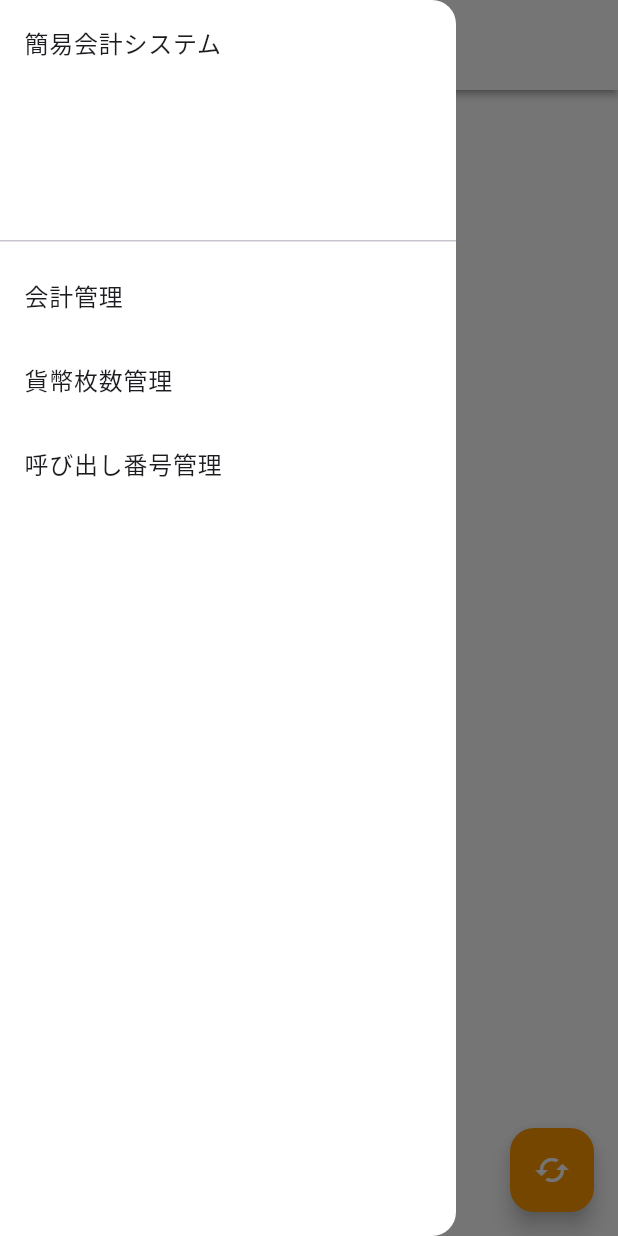
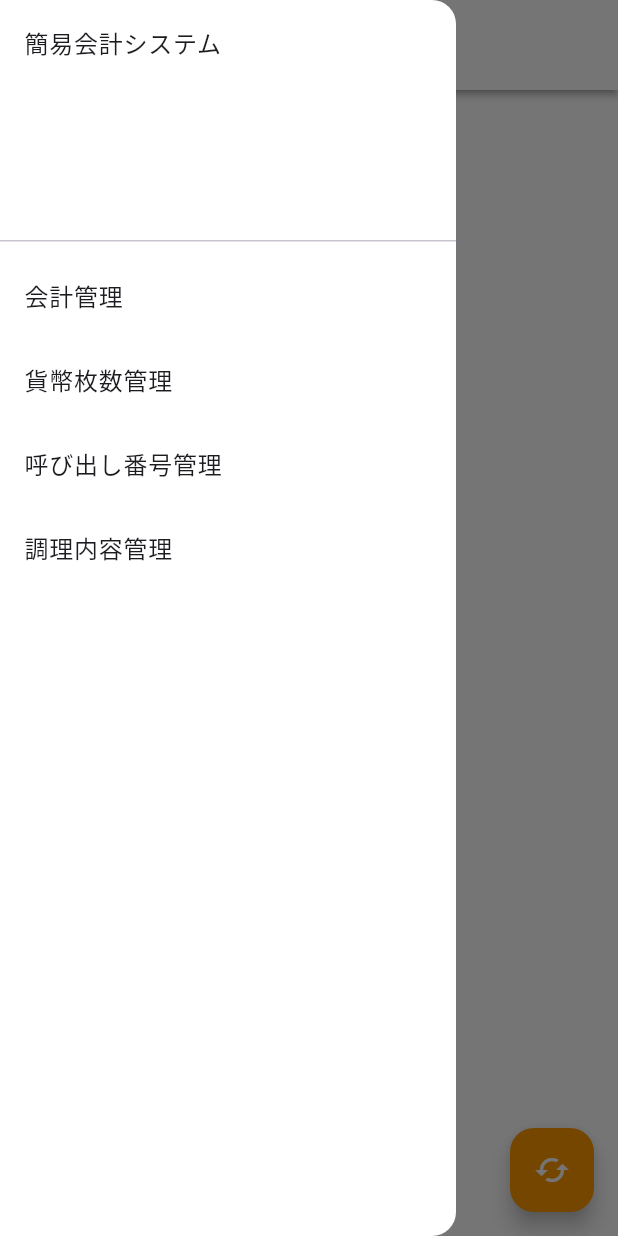
Before and after one commit to MukPan/cash_register_app, a Flutter app: the screen it shows after launch, with the side drawer open, on a phone screen of 412 x 824 dp. Run offline on Flutter 3.47's test engine with Material 2 defaults, Android fonts, the phone set to English and light mode, and no system bars; our stand-ins replace cloud_firestore, firebase_core, hooks_riverpod; accounts and stored records are empty.

Commit message:
add: 調理内容管理ページを追加

```diff
--- a/lib/context/menu_drawer.dart
+++ b/lib/context/menu_drawer.dart
@@ -1,5 +1,6 @@
 import 'package:cash_register_app/main.dart';
 import 'package:cash_register_app/page/cash_count_manager_page.dart';
+import 'package:cash_register_app/page/cooking_details_page.dart';
 import 'package:flutter/material.dart';
 
 import '../page/call_num_display_page.dart';
@@ -11,12 +12,14 @@ class MenuDrawer extends StatelessWidget {
     Text("会計管理"),
     Text("貨幣枚数管理"),
     Text("呼び出し番号管理"),
+    Text("調理内容管理"),
   ];
 
   static const _nextPages = [
     MyHomePage(),
     CashCountManagerPage(),
     CallNumDisplayPage(),
+    CookingDetailsPage(),
   ];
 
   @override
```
Also changed, not shown: lib/page/cooking_details_page.dart (added, +16 -0 lines).
